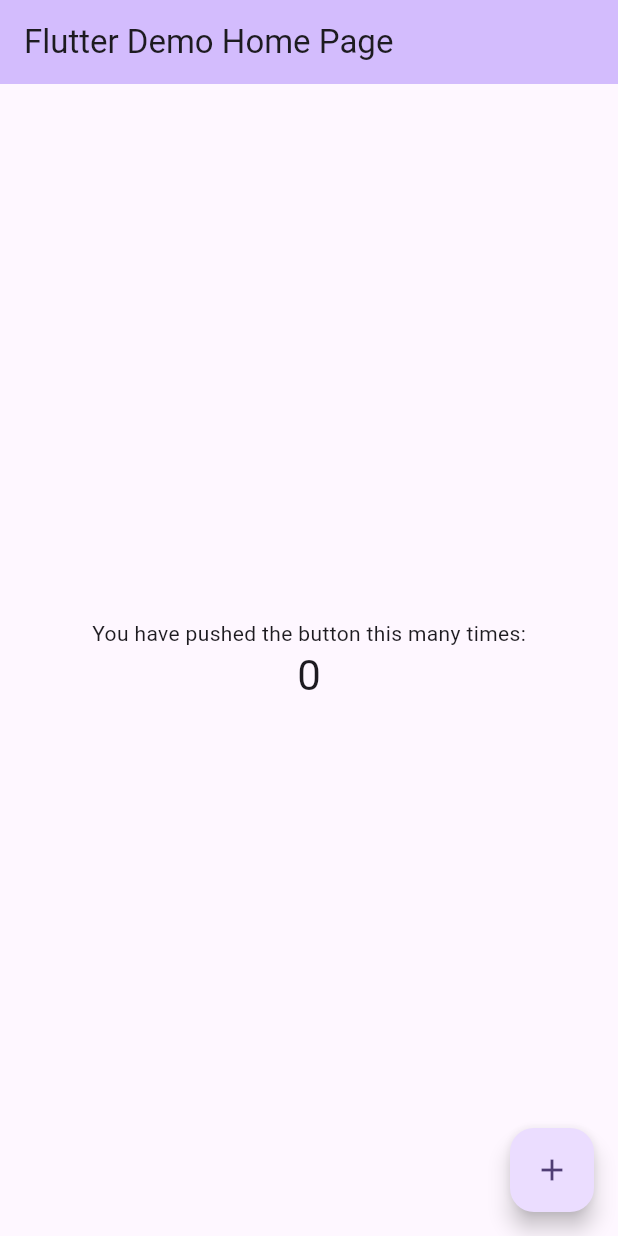
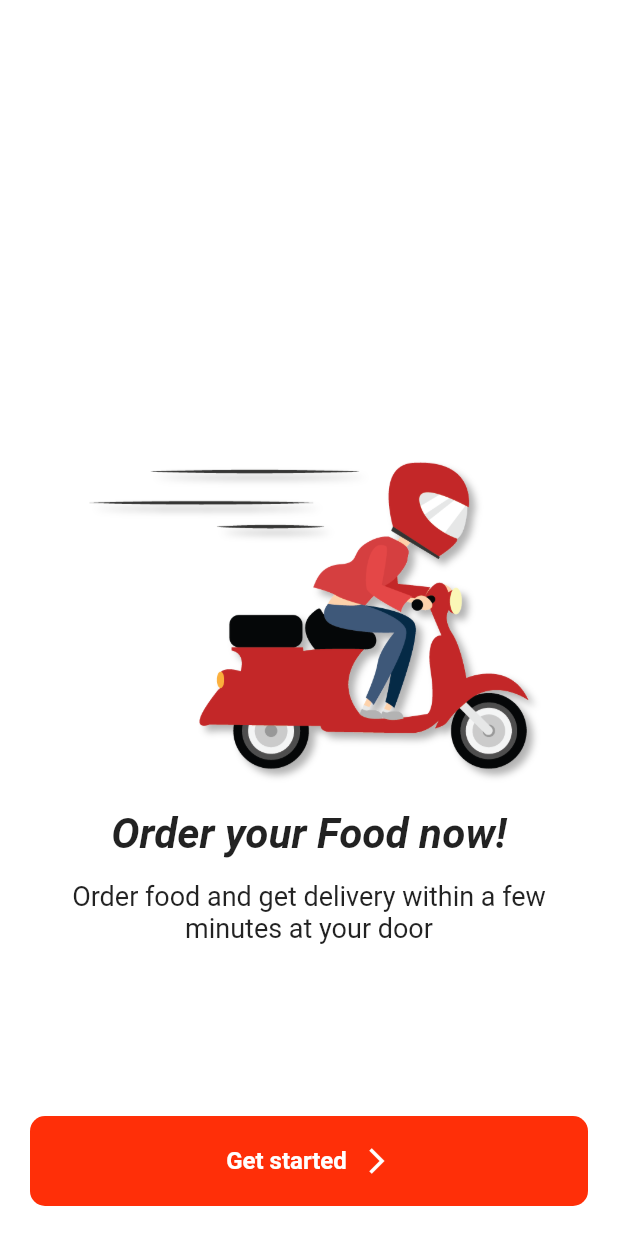
Before and after one commit to Farah-Torkhani/Food-Ordering-App, a Flutter app: the screen it shows after launch, on a phone screen of 412 x 824 dp. Run offline on Flutter 3.47's test engine with Material 2 defaults, Android fonts, the phone set to English and light mode, and no system bars.

Commit message:
welcome screen created

```diff
--- /dev/null
+++ b/lib/home_screen.dart
@@ -0,0 +1,10 @@
+import 'package:flutter/material.dart';
+
+class HomeScreen extends StatelessWidget {
+  const HomeScreen({super.key});
+
+  @override
+  Widget build(BuildContext context) {
+    return Container();
+  }
+}
--- a/lib/main.dart
+++ b/lib/main.dart
@@ -1,4 +1,5 @@
 import 'package:flutter/material.dart';
+import 'package:flutter_application_1/welcome_screen.dart';
 
 void main() {
   runApp(const MyApp());
@@ -6,120 +7,13 @@ void main() {
 
 class MyApp extends StatelessWidget {
   const MyApp({super.key});
-
-  // This widget is the root of your application.
   @override
   Widget build(BuildContext context) {
+
     return MaterialApp(
-      title: 'Flutter Demo',
-      theme: ThemeData(
-        // This is the theme of your application.
-        //
-        // TRY THIS: Try running your application with "flutter run". You'll see
-        // the application has a blue toolbar. Then, without quitting the app,
-        // try changing the seedColor in the colorScheme below to Colors.green
-        // and then invoke "hot reload" (save your changes or press the "hot
-        // reload" button in a Flutter-supported IDE, or press "r" if you used
-        // the command line to start the app).
-        //
-        // Notice that the counter didn't reset back to zero; the application
-        // state is not lost during the reload. To reset the state, use hot
-        // restart instead.
-        //
-        // This works for code too, not just values: Most code changes can be
-        // tested with just a hot reload.
-        colorScheme: ColorScheme.fromSeed(seedColor: Colors.deepPurple),
-        useMaterial3: true,
-      ),
-      home: const MyHomePage(title: 'Flutter Demo Home Page'),
+      debugShowCheckedModeBanner: false,
+      home: WelcomeScreen(),
     );
+
   }
 }
-
-class MyHomePage extends StatefulWidget {
-  const MyHomePage({super.key, required this.title});
-
-  // This widget is the home page of your application. It is stateful, meaning
-  // that it has a State object (defined below) that contains fields that affect
-  // how it looks.
-
-  // This class is the configuration for the state. It holds the values (in this
-  // case the title) provided by the parent (in this case the App widget) and
-  // used by the build method of the State. Fields in a Widget subclass are
-  // always marked "final".
-
-  final String title;
-
-  @override
-  State<MyHomePage> createState() => _MyHomePageState();
-}
-
-class _MyHomePageState extends State<MyHomePage> {
-  int _counter = 0;
-
-  void _incrementCounter() {
-    setState(() {
-      // This call to setState tells the Flutter framework that something has
-      // changed in this State, which causes it to rerun the build method below
-      // so that the display can reflect the updated values. If we changed
-      // _counter without calling setState(), then the build method would not be
-      // called again, and so nothing would appear to happen.
-      _counter++;
-    });
-  }
-
-  @override
-  Widget build(BuildContext context) {
-    // This method is rerun every time setState is called, for instance as done
-    // by the _incrementCounter method above.
-    //
-    // The Flutter framework has been optimized to make rerunning build methods
-    // fast, so that you can just rebuild anything that needs updating rather
-    // than having to individually change instances of widgets.
-    return Scaffold(
-      appBar: AppBar(
-        // TRY THIS: Try changing the color here to a specific color (to
-        // Colors.amber, perhaps?) and trigger a hot reload to see the AppBar
-        // change color while the other colors stay the same.
-        backgroundColor: Theme.of(context).colorScheme.inversePrimary,
-        // Here we take the value from the MyHomePage object that was created by
-        // the App.build method, and use it to set our appbar title.
-        title: Text(widget.title),
-      ),
-      body: Center(
-        // Center is a layout widget. It takes a single child and positions it
-        // in the middle of the parent.
-        child: Column(
-          // Column is also a layout widget. It takes a list of children and
-          // arranges them vertically. By default, it sizes itself to fit its
-          // children horizontally, and tries to be as tall as its parent.
-          //
-          // Column has various properties to control how it sizes itself and
-          // how it positions its children. Here we use mainAxisAlignment to
-          // center the children vertically; the main axis here is the vertical
-          // axis because Columns are vertical (the cross axis would be
-          // horizontal).
-          //
-          // TRY THIS: Invoke "debug painting" (choose the "Toggle Debug Paint"
-          // action in the IDE, or press "p" in the console), to see the
-          // wireframe for each widget.
-          mainAxisAlignment: MainAxisAlignment.center,
-          children: <Widget>[
-            const Text(
-              'You have pushed the button this many times:',
-            ),
-            Text(
-              '$_counter',
-              style: Theme.of(context).textTheme.headlineMedium,
-            ),
-          ],
-        ),
-      ),
-      floatingActionButton: FloatingActionButton(
-        onPressed: _incrementCounter,
-        tooltip: 'Increment',
-        child: const Icon(Icons.add),
-      ), // This trailing comma makes auto-formatting nicer for build methods.
-    );
-  }
-}
--- /dev/null
+++ b/lib/welcome_screen.dart
@@ -0,0 +1,74 @@
+import 'package:flutter/material.dart';
+import 'package:flutter_application_1/home_screen.dart';
+
+class WelcomeScreen extends StatelessWidget {
+  const WelcomeScreen({Key? key}) : super(key: key);
+
+  @override
+  Widget build(BuildContext context) {
+    return Material(
+      color: Colors.white,
+      child: Column(
+        mainAxisAlignment: MainAxisAlignment.end,
+        children: [
+          Image.asset("images/boy.png"),
+          SizedBox(height: 5),
+          Text(
+            "Order your Food now!",
+            style: TextStyle(
+              fontSize: 28,
+              fontWeight: FontWeight.bold,
+              fontStyle: FontStyle.italic,
+            ),
+          ),
+          Padding(
+            padding: EdgeInsets.all(15),
+            child: Text(
+              "Order food and get delivery within a few minutes at your door",
+              style: TextStyle(
+                fontSize: 18,
+                color: Colors.black87,
+              ),
+              textAlign: TextAlign.center,
+            ),
+          ),
+          SizedBox(height: 80),
+          InkWell(
+            onTap: () {
+              Navigator.push(context,
+                  MaterialPageRoute(builder: (context) => HomeScreen()));
+            },
+            child: Container(
+              margin: EdgeInsets.symmetric(horizontal: 20, vertical: 20),
+              padding: EdgeInsets.symmetric(vertical: 20),
+              decoration: BoxDecoration(
+                color: Color(0xFFFF2F08),
+                borderRadius: BorderRadius.circular(10),
+              ),
+              child: Row(
+                mainAxisAlignment:
+                    MainAxisAlignment.center, // Comma was added here
+                children: [
+                  Text(
+                    'Get started',
+                    style: TextStyle(
+                      fontSize: 16,
+                      fontWeight: FontWeight.bold,
+                      color: Colors.white,
+                    ),
+                  ),
+                  SizedBox(width: 10),
+                  Icon(
+                    Icons.arrow_forward_ios,
+                    color: Colors.white,
+                    size: 20,
+                  ),
+                ],
+              ),
+            ),
+          ),
+        ],
+      ),
+    );
+  }
+}
```
Also changed, not shown: pubspec.yaml (+2 -5 lines), images/Burger.png (added), images/Cheese Pizza.jpg (added), images/Chicken Burger.jpg (added), images/Pizza.png (added), images/Snacks.png (added), images/Water.png (added), images/banner.jpg (added), images/boy.png (added), images/profile.jpg (added).
